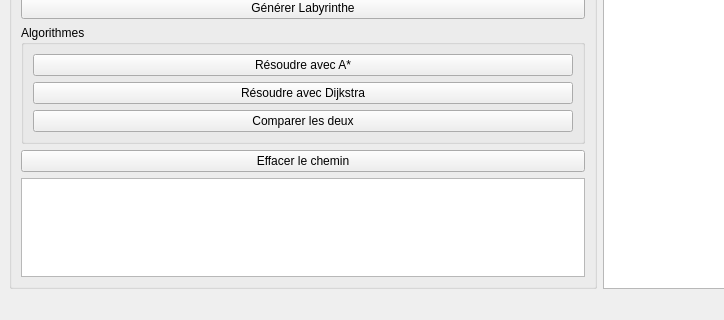
anasdtp/PathFinding, file maze_window.ui: the form before one commit; both pictures show x 0 to 724 and y 480 to 800 of the 1200 by 800 pixel window.
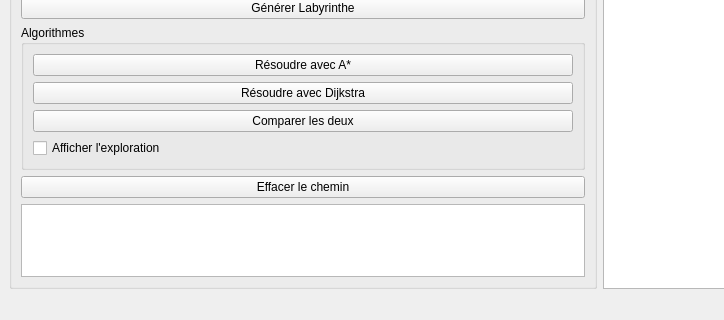
The form after the commit.

Commit message: afficher exploration

The edit to the form file:
```diff
--- a/maze_window.ui
+++ b/maze_window.ui
@@ -268,6 +268,16 @@
             </property>
            </widget>
           </item>
+          <item>
+           <widget class="QCheckBox" name="showExplorationCheckBox">
+            <property name="text">
+             <string>Afficher l'exploration</string>
+            </property>
+            <property name="checked">
+             <bool>false</bool>
+            </property>
+           </widget>
+          </item>
          </layout>
         </widget>
        </item>
```
The commit also changes 7 other files.
